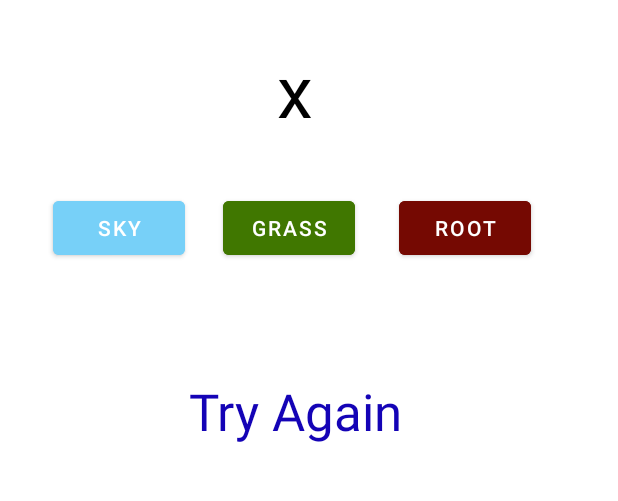
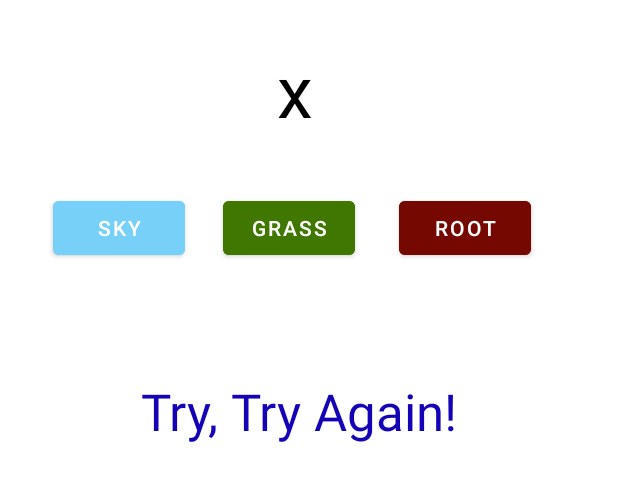
Before and after one commit to BITF19M022/BITF19M022_Repo2, an Android app: the MainActivity screen opened directly, with no data from a screen before it, on a phone screen of 412 x 824 dp, the part 175-676 px from its top. Run offline under Robolectric (Android 15) with nearby library versions, the phone set to English and light mode, and no system bars.

Commit message:
Guess View Text Changed

```diff
--- a/app/src/main/java/com/usman/lettergame/MainActivity.java
+++ b/app/src/main/java/com/usman/lettergame/MainActivity.java
@@ -78,7 +78,7 @@ public class MainActivity extends AppCompatActivity {
         }
         else
         {
-            guessView.setText("Try Again");
+            guessView.setText("Try, Try Again!");
         }
 
     }
```
